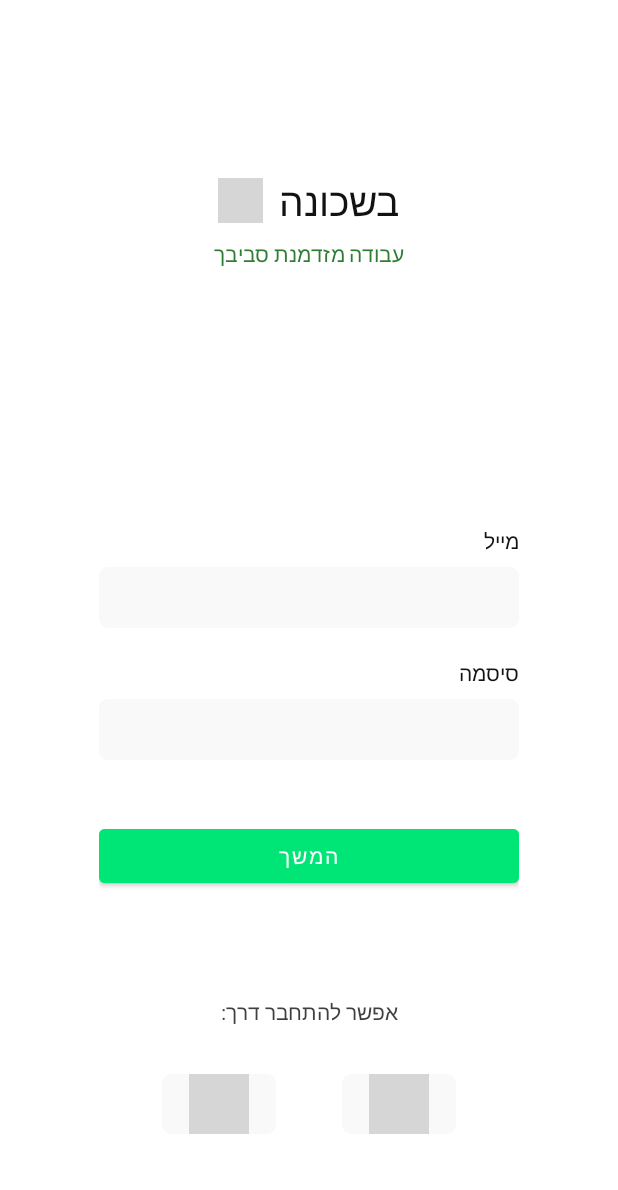
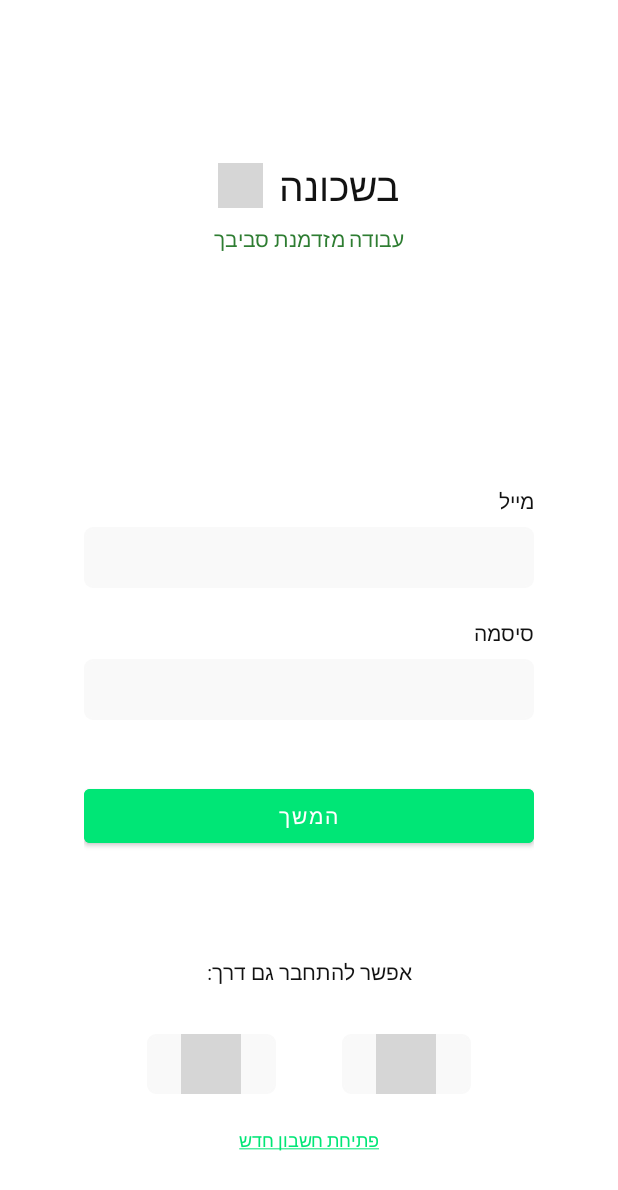
Before and after one commit to BinyaminRobbins/Baschuna, an Android app: the screen it shows after launch (AuthActivity), on a phone screen of 412 x 824 dp. Shown: the top 1190 px of the screen. Run offline under Robolectric (Android 15) with nearby library versions, the phone set to English and light mode, and no system bars; grey boxes are pictures that could not be loaded.

Commit message:
login error msgs
Signed-off-by: SyntAppsDev <syntappsdev@gmail.com>

```diff
--- a/app/src/main/java/com/syntapps/bashcuna/ui/fragments/auth/LoginFragment.kt
+++ b/app/src/main/java/com/syntapps/bashcuna/ui/fragments/auth/LoginFragment.kt
@@ -6,17 +6,22 @@ import android.view.View
 import android.view.ViewGroup
 import android.widget.Button
 import android.widget.EditText
+import android.widget.TextView
 import androidx.cardview.widget.CardView
+import androidx.core.widget.addTextChangedListener
 import androidx.fragment.app.Fragment
 import com.syntapps.bashcuna.R
 
 class LoginFragment : Fragment(), View.OnClickListener {
 
     private lateinit var emailInput: EditText
+    private lateinit var emailInputMessage: TextView
     private lateinit var passwordInput: EditText
+    private lateinit var passwordInputMessage: TextView
     private lateinit var continueButton: Button
     private lateinit var googleButton: CardView
     private lateinit var facebookButton: CardView
+    private lateinit var toSignupFragment: TextView
 
     override fun onCreateView(
         inflater: LayoutInflater, container: ViewGroup?,
@@ -30,11 +35,18 @@ class LoginFragment : Fragment(), View.OnClickListener {
         super.onViewCreated(view, savedInstanceState)
 
         emailInput = view.findViewById(R.id.emailInput)
+        emailInputMessage = view.findViewById(R.id.emailInputMessage)
         passwordInput = view.findViewById(R.id.passwordInput)
+        passwordInputMessage = view.findViewById(R.id.passwordInputMessage)
         continueButton = view.findViewById(R.id.continueButton)
         googleButton = view.findViewById(R.id.googleButton)
         facebookButton = view.findViewById(R.id.facebookButton)
-
+        toSignupFragment = view.findViewById(R.id.toSignupFragment)
+        continueButton.setOnClickListener(this)
+        emailInput.addTextChangedListener {
+            emailInputMessage.visibility =
+                if (it.toString().trim().contains('@')) View.GONE else View.VISIBLE
+        }
 
     }
 
@@ -53,17 +65,21 @@ class LoginFragment : Fragment(), View.OnClickListener {
 
     private fun isPasswordValid(): Boolean {
         val providedPassword = fetchPassword()
+        passwordInputMessage.visibility =
+            if (providedPassword.length < 6) View.VISIBLE else View.GONE
         return (providedPassword.isNotBlank()
-                && providedPassword.isNotEmpty()
-                && providedPassword.length < 5)
+                && providedPassword.isNotEmpty())
     }
 
     override fun onClick(v: View?) {
         when (v?.id) {
             continueButton.id -> {
-                if(isEmailValid() && isPasswordValid()) {
+                if (isEmailValid() && isPasswordValid()) {
                     TODO("continue button clicked - validate and move to next screen")
                 }
+            }
+            toSignupFragment.id -> {
+                TODO("navigate using the nav graph to the SignupFragment")
             }
             googleButton.id -> {
                 TODO("setup google login")
--- /dev/null
+++ b/app/src/main/res/drawable/custom_edittext_night.xml
@@ -0,0 +1,5 @@
+<?xml version="1.0" encoding="utf-8"?>
+<shape xmlns:android="http://schemas.android.com/apk/res/android">
+    <corners android:radius="5dp"/>
+    <solid android:color="@color/background_dark_secondary"/>
+</shape>
--- a/app/src/main/res/layout/fragment_login.xml
+++ b/app/src/main/res/layout/fragment_login.xml
@@ -6,7 +6,7 @@
     android:layout_height="match_parent"
     android:foregroundGravity="center_horizontal"
     android:orientation="vertical"
-    android:padding="50dp"
+    android:padding="40dp"
     tools:context=".ui.fragments.auth.LoginFragment">
 
     <LinearLayout
@@ -73,12 +73,23 @@
             android:id="@+id/emailInput"
             android:layout_width="match_parent"
             android:layout_height="wrap_content"
+            android:autofillHints="emailAddress"
             android:background="@drawable/custom_edittext"
             android:fontFamily="@font/varela_round"
             android:inputType="textEmailAddress"
             android:padding="8dp"
             android:textColor="@color/dark_text"
             android:textSize="18sp" />
+
+        <TextView
+            android:id="@+id/emailInputMessage"
+            android:layout_width="match_parent"
+            android:layout_height="wrap_content"
+            android:text="@string/must_be_valid_email"
+            android:textColor="@color/error_msg"
+            android:textSize="10sp"
+            android:visibility="gone"
+            tools:ignore="SmallSp" />
 
         <TextView
             android:layout_width="match_parent"
@@ -90,13 +101,23 @@
             android:textColor="@color/dark_text"
             android:textSize="14sp" />
 
+        <TextView
+            android:id="@+id/passwordInputMessage"
+            android:layout_width="match_parent"
+            android:layout_height="wrap_content"
+            android:text="@string/must_be_valid_password"
+            android:textColor="@color/error_msg"
+            android:textSize="10sp"
+            android:visibility="gone"
+            tools:ignore="SmallSp" />
+
         <EditText
             android:id="@+id/passwordInput"
             android:layout_width="match_parent"
             android:layout_height="wrap_content"
             android:background="@drawable/custom_edittext"
             android:fontFamily="@font/varela_round"
-            android:inputType="textEmailAddress"
+            android:inputType="textPassword"
             android:padding="8dp"
             android:textColor="@color/dark_text"
             android:textSize="18sp" />
@@ -118,7 +139,6 @@
             android:fontFamily="@font/varela_round"
             android:gravity="center"
             android:text="@string/you_can_also_etc"
-            android:textColor="@color/dark_text_secondary"
             android:textSize="14sp" />
 
         <LinearLayout
@@ -189,6 +209,18 @@
             </androidx.cardview.widget.CardView>
         </LinearLayout>
 
+        <TextView
+            android:id="@+id/toSignupFragment"
+            android:layout_width="match_parent"
+            android:layout_height="wrap_content"
+            android:layout_marginTop="20dp"
+            android:fontFamily="@font/varela_round"
+            android:gravity="center"
+            android:text="@string/to_sign_up_frag"
+            android:textColor="@color/color_accent"
+            android:textSize="12sp" />
+
+
     </LinearLayout>
 
 
--- a/app/src/main/res/values-night/strings.xml
+++ b/app/src/main/res/values-night/strings.xml
@@ -1,6 +1,13 @@
 <?xml version="1.0" encoding="utf-8"?>
 <resources>
-    <string name="label_LoginFragment" translatable="false">LoginFragment</string>
+    <string name="app_name">בשכונה</string>
+    <string name="hint_email">מייל</string>
+    <string name="hint_password">סיסמה</string>
+    <string name="you_can_also_etc">אפשר להתחבר גם דרך:</string>
+    <string name="label_LoginFragment">LoginFragment</string>
     <string name="continue_button">המשך</string>
     <string name="app_description">עבודה מזדמנת סביבך</string>
+    <string name="to_sign_up_frag"><u>פתיחת חשבון חדש</u></string>
+    <string name="must_be_valid_email">נע להקליד כתובת מייל עם ׳@׳</string>
+    <string name="must_be_valid_password">סיסמה צריך להיות יותר מ5 תבים</string>
 </resources>
--- a/app/src/main/res/values-night/themes.xml
+++ b/app/src/main/res/values-night/themes.xml
@@ -4,14 +4,18 @@
         <!-- Primary brand color. -->
         <item name="colorPrimary">@color/background_dark_variant</item>
         <item name="colorPrimaryVariant">@color/background_dark_primary</item>
-        <item name="colorOnPrimary">@color/primary_text_on_dark</item>
+        <item name="colorOnPrimary">@color/background_dark_secondary</item>
         <!-- Secondary brand color. -->
         <item name="colorSecondary">@color/primary_text_on_light</item>
-        <item name="colorSecondaryVariant">@color/secondary_text_on_light</item>
-        <item name="colorOnSecondary">@color/primary_text_on_dark</item>
+        <item name="colorSecondaryVariant">@color/light_text</item>
+        <item name="colorOnSecondary">@color/background_light_secondary</item>
         <!-- Status bar color. -->
         <item name="android:statusBarColor" tools:targetApi="l">?attr/colorPrimaryVariant</item>
         <!-- Customize your theme here. -->
+        <item name="android:windowBackground" tools:targetApi="l">?attr/colorPrimary</item>
+        <item name="android:editTextBackground" tools:targetApi="l">@drawable/custom_edittext_night</item>
+        <item name="cardBackgroundColor" tools:targetApi="l">?attr/colorPrimary</item>
+        <item name="android:textColor" tools:targetApi="l">@color/light_text</item>
     </style>
 
     <style name="Theme.App.Starting" parent="Theme.SplashScreen.IconBackground">
--- a/app/src/main/res/values/colors.xml
+++ b/app/src/main/res/values/colors.xml
@@ -12,7 +12,9 @@
 
     <color name="color_accent">#00E676</color>
 
+    <color name="darkest_text">#000000</color>
     <color name="dark_text">#121212</color>
     <color name="dark_text_secondary">#3D3F41</color>
     <color name="light_text">#FFFFFF</color>
+    <color name="error_msg">#EB4438</color>
 </resources>
--- a/app/src/main/res/values/strings.xml
+++ b/app/src/main/res/values/strings.xml
@@ -2,8 +2,11 @@
     <string name="app_name">בשכונה</string>
     <string name="hint_email">מייל</string>
     <string name="hint_password">סיסמה</string>
-    <string name="you_can_also_etc">אפשר להתחבר דרך:</string>
+    <string name="you_can_also_etc">אפשר להתחבר גם דרך:</string>
     <string name="label_LoginFragment">LoginFragment</string>
     <string name="continue_button">המשך</string>
     <string name="app_description">עבודה מזדמנת סביבך</string>
+    <string name="to_sign_up_frag"><u>פתיחת חשבון חדש</u></string>
+    <string name="must_be_valid_email">נע להקליד כתובת מייל עם ׳@׳</string>
+    <string name="must_be_valid_password">סיסמה צריך להיות יותר מ5 תבים</string>
 </resources>
--- a/app/src/main/res/values/themes.xml
+++ b/app/src/main/res/values/themes.xml
@@ -5,6 +5,7 @@
         <item name="colorPrimary">@color/background_light_primary</item>
         <item name="colorPrimaryVariant">@color/background_light_secondary</item>
         <item name="colorOnPrimary">@color/primary_text_on_light</item>
+
         <!-- Secondary brand color. -->
         <item name="colorSecondary">@color/secondary_text_on_light</item>
         <item name="colorSecondaryVariant">@color/color_accent</item>
@@ -12,6 +13,10 @@
         <!-- Status bar color. -->
         <item name="android:statusBarColor" tools:targetApi="l">?attr/colorPrimaryVariant</item>
         <!-- Customize your theme here. -->
+        <item name="android:windowBackground" tools:targetApi="l">?attr/colorPrimary</item>
+        <item name="android:editTextBackground" tools:targetApi="l">@drawable/custom_edittext</item>
+        <item name="android:textColor" tools:targetApi="l">@color/dark_text</item>
+
     </style>
 
     <style name="Theme.App.Starting" parent="Theme.SplashScreen.IconBackground">
```
